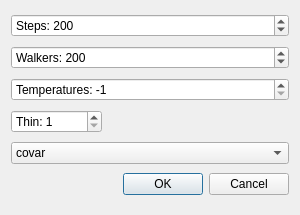
Above: refnx/reflect/_app/ui/sample_mcmc.ui from refnx/refnx before the change. Below: the same form after it.
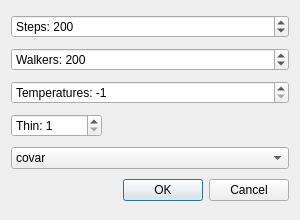
That is the form after the change.

Commit message: MAINT: adjust gui dialog modality

The edit to the form file:
```diff
--- a/refnx/reflect/_app/ui/sample_mcmc.ui
+++ b/refnx/reflect/_app/ui/sample_mcmc.ui
@@ -7,7 +7,7 @@
     <x>0</x>
     <y>0</y>
     <width>300</width>
-    <height>215</height>
+    <height>220</height>
    </rect>
   </property>
   <property name="windowTitle">
```
Left out of the diff: 3 changed lines with no effect on the pictures. The commit also changes 5 other files.
